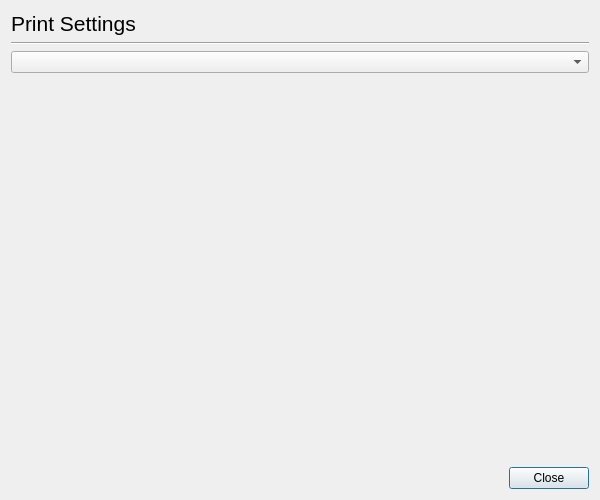
Before: the Qt Designer form ui4/printsettingsdialog_base.ui in jpopelka/hplip, drawn with Qt 5.
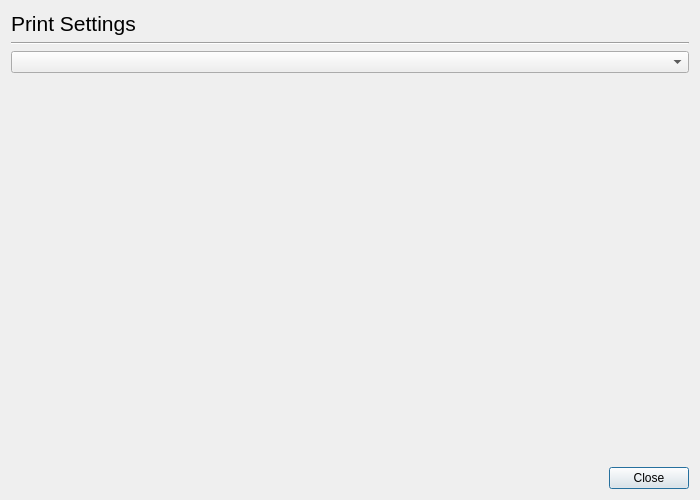
After: the same form once the commit is applied. Custom widgets are drawn as their Qt base class.

What changed in the file:
```diff
--- a/ui4/printsettingsdialog_base.ui
+++ b/ui4/printsettingsdialog_base.ui
@@ -8,7 +8,7 @@
    <rect>
     <x>0</x>
     <y>0</y>
-    <width>600</width>
+    <width>700</width>
     <height>500</height>
    </rect>
   </property>
```
